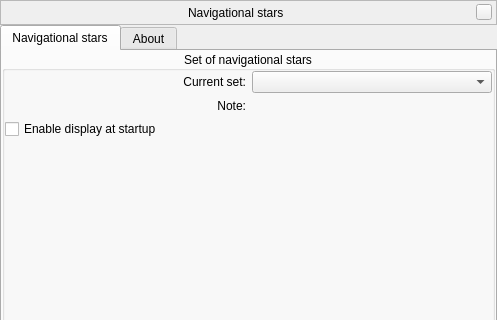
Stellarium/stellarium, file plugins/NavStars/src/gui/navStarsWindow.ui: the form before one commit; both pictures show x 0 to 497 and y 0 to 320 of the 497 by 460 pixel window.
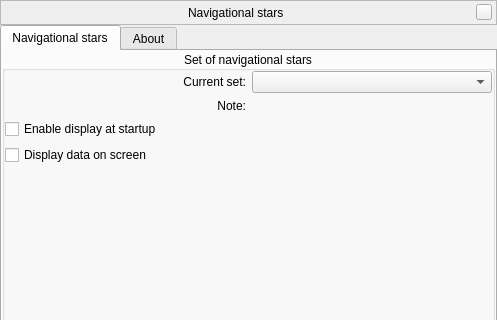
The form after the commit. Custom widgets are drawn as their Qt base class.

What changed in the file:
```diff
--- a/plugins/NavStars/src/gui/navStarsWindow.ui
+++ b/plugins/NavStars/src/gui/navStarsWindow.ui
@@ -238,6 +238,13 @@
             </property>
            </widget>
           </item>
+          <item>
+           <widget class="QCheckBox" name="displayDataOnScreenCheckBox">
+            <property name="text">
+             <string>Display data on screen</string>
+            </property>
+           </widget>
+          </item>
           <item>
            <spacer name="verticalSpacer">
             <property name="orientation">
```
